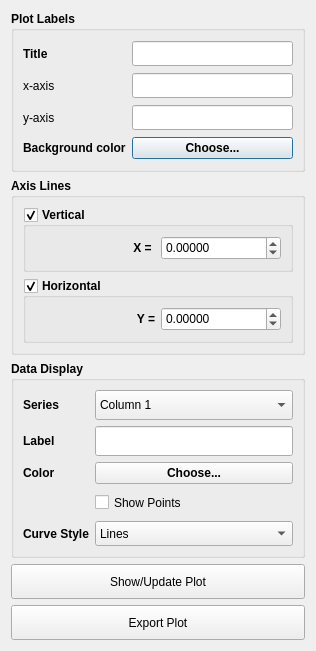
First picture: the form in src/Interface/Modules/Math/BasicPlotter.ui, repository SCIInstitute/SCIRun, before the edit.
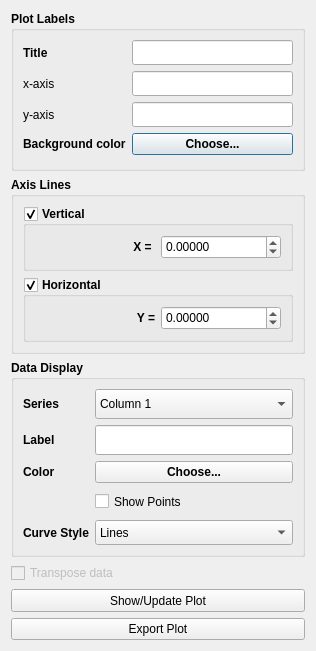
Second picture: the form after the edit.

Commit message: Add transpose data checkbox

```diff
--- a/src/Interface/Modules/Math/BasicPlotter.ui
+++ b/src/Interface/Modules/Math/BasicPlotter.ui
@@ -413,6 +413,16 @@
      </layout>
     </widget>
    </item>
+   <item>
+    <widget class="QCheckBox" name="transposeDataCheckBox_">
+     <property name="enabled">
+      <bool>false</bool>
+     </property>
+     <property name="text">
+      <string>Transpose data</string>
+     </property>
+    </widget>
+   </item>
    <item>
     <widget class="QPushButton" name="showPlotPushButton_">
      <property name="maximumSize">
```
The commit also changes 4 other files.
